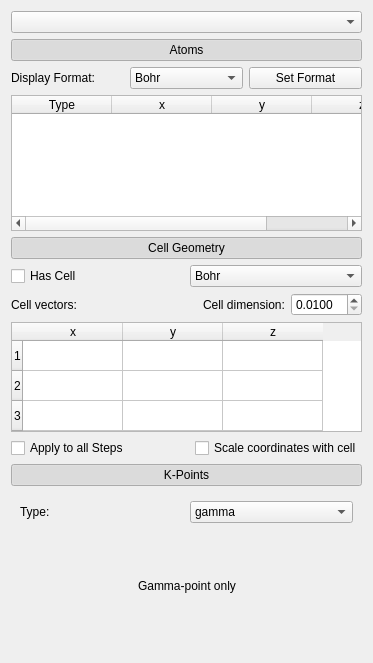
Before: the Qt Designer form vipster/qt/molwidget.ui in sgsaenger/vipster, drawn with Qt 5.
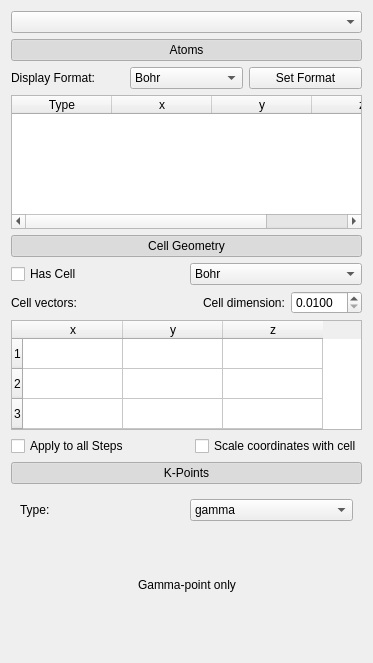
After: the same form once the commit is applied.

What changed in the file:
```diff
--- a/vipster/qt/molwidget.ui
+++ b/vipster/qt/molwidget.ui
@@ -13,7 +13,7 @@
   <property name="windowTitle">
    <string>Form</string>
   </property>
-  <layout class="QVBoxLayout" name="verticalLayout" stretch="0,0,0,0,0,0,0">
+  <layout class="QVBoxLayout" name="verticalLayout" stretch="1,1,1,1,1,1,1,0">
    <item>
     <widget class="QComboBox" name="molList"/>
    </item>
@@ -526,6 +526,22 @@
      </layout>
     </widget>
    </item>
+   <item>
+    <spacer name="verticalSpacer_3">
+     <property name="orientation">
+      <enum>Qt::Vertical</enum>
+     </property>
+     <property name="sizeType">
+      <enum>QSizePolicy::MinimumExpanding</enum>
+     </property>
+     <property name="sizeHint" stdset="0">
+      <size>
+       <width>20</width>
+       <height>0</height>
+      </size>
+     </property>
+    </spacer>
+   </item>
   </layout>
  </widget>
  <resources/>
```
